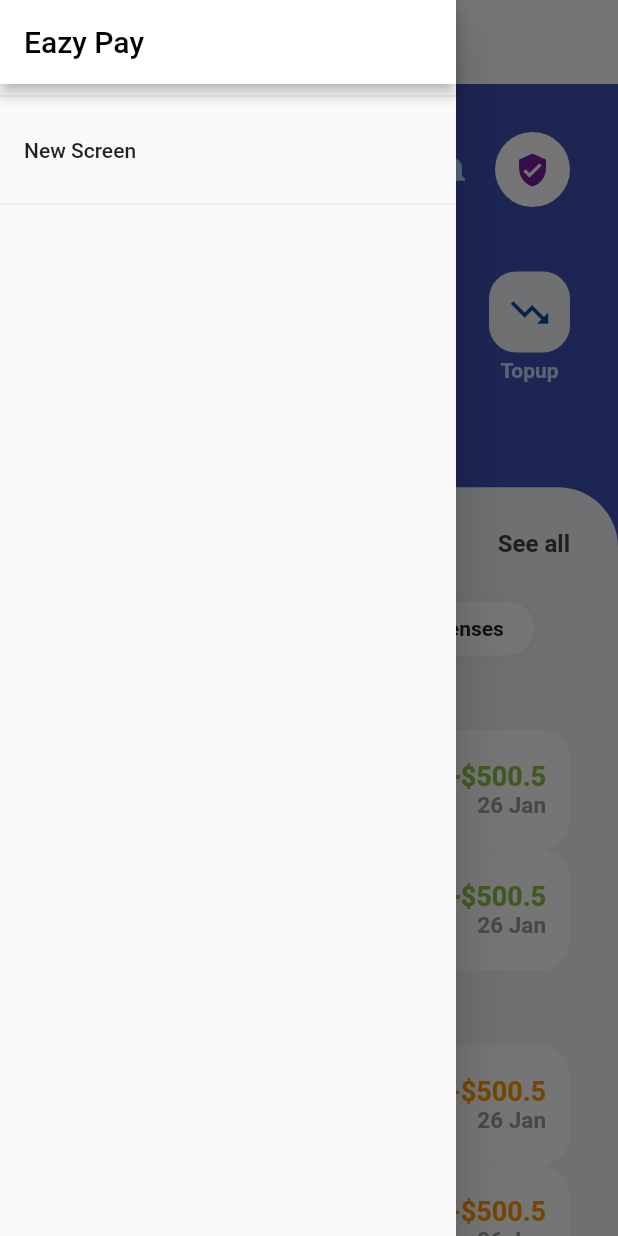
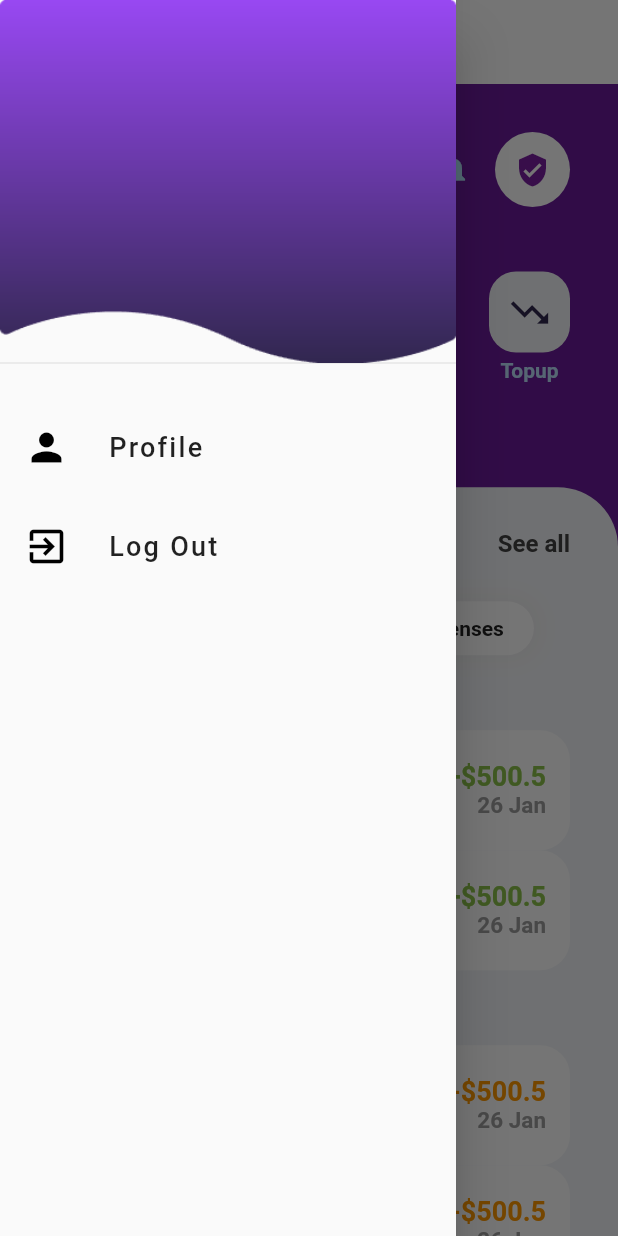
Before and after one commit to ashwinikumar01/Eazy-Pay, a Flutter app: the HomeScreen screen opened directly, with the side drawer open, on a phone screen of 412 x 824 dp. Run offline on Flutter 3.47's test engine with Material 2 defaults, Android fonts, the phone set to English and light mode, and no system bars; our stand-ins replace intl_phone_number_input, simple_animations; missing offline and left inert: pin_entry_text_field.

Commit message:
improved homepage ui

```diff
--- a/eazy_pay/lib/Screens/login_page.dart
+++ b/eazy_pay/lib/Screens/login_page.dart
@@ -85,7 +85,7 @@ class Login extends StatelessWidget {
                                       InternationalPhoneNumberInput(
                                     errorMessage: "Invalid Phone Number",
                                     spaceBetweenSelectorAndTextField: 0,
-                                    autoFocus: true,
+
                                     onInputChanged: (PhoneNumber number) {
                                       print(number.phoneNumber);
                                     },
--- a/eazy_pay/lib/Screens/profile_page.dart
+++ b/eazy_pay/lib/Screens/profile_page.dart
@@ -35,7 +35,9 @@ class Profile extends StatelessWidget {
         backgroundColor: Colors.purple[800],
         leading: IconButton(
           icon: Icon(Icons.arrow_back),
-          onPressed: () {},
+          onPressed: () {
+            Navigator.pop(context);
+          },
         ),
       ),
       body: Stack(
--- a/eazy_pay/lib/main.dart
+++ b/eazy_pay/lib/main.dart
@@ -17,7 +17,7 @@ class MyApp extends StatelessWidget {
       theme: ThemeData(
         primarySwatch: Colors.purple,
       ),
-      home: Signup(),
+      home: HomeScreen(),
     );
   }
 }
--- a/eazy_pay/lib/screens/home_screen.dart
+++ b/eazy_pay/lib/screens/home_screen.dart
@@ -13,7 +13,7 @@ class HomeScreen extends StatelessWidget {
       drawer: AppDrawer(),
       body: SafeArea(
         child: Container(
-          color: Colors.indigo,
+          color: Colors.purple[800],
           height: MediaQuery.of(context).size.height,
           width: double.infinity,
           child: Stack(
@@ -82,7 +82,7 @@ class HomeScreen extends StatelessWidget {
                                         BorderRadius.all(Radius.circular(18))),
                                 child: Icon(
                                   Icons.date_range,
-                                  color: Colors.blue[900],
+                                  color: Color.fromRGBO(49, 39, 79, 1),
                                   size: 30,
                                 ),
                                 padding: EdgeInsets.all(12),
@@ -110,7 +110,7 @@ class HomeScreen extends StatelessWidget {
                                         BorderRadius.all(Radius.circular(18))),
                                 child: Icon(
                                   Icons.public,
-                                  color: Colors.blue[900],
+                                  color: Color.fromRGBO(49, 39, 79, 1),
                                   size: 30,
                                 ),
                                 padding: EdgeInsets.all(12),
@@ -138,7 +138,7 @@ class HomeScreen extends StatelessWidget {
                                         BorderRadius.all(Radius.circular(18))),
                                 child: Icon(
                                   Icons.trending_down,
-                                  color: Colors.blue[900],
+                                  color: Color.fromRGBO(49, 39, 79, 1),
                                   size: 30,
                                 ),
                                 padding: EdgeInsets.all(12),
--- a/eazy_pay/lib/widgets/app_drawer.dart
+++ b/eazy_pay/lib/widgets/app_drawer.dart
@@ -1,10 +1,12 @@
+import 'package:eazy_pay/Screens/profile_page.dart';
 import 'package:flutter/material.dart';
 
 class AppDrawer extends StatelessWidget {
   @override
   Widget build(BuildContext context) {
     return Drawer(
-      child: SingleChildScrollView(
+      child:
+          /*SingleChildScrollView(
         child: Column(
           children: <Widget>[
             AppBar(
@@ -19,12 +21,58 @@ class AppDrawer extends StatelessWidget {
             ),
             Divider(),
             ListTile(
-              title: Text('New Screen'),
-              onTap: () {},
+              title: Text('Profile'),
+              onTap: () {
+                Navigator.push(context,
+                    MaterialPageRoute(builder: (context) => Profile()));
+              },
             ),
             Divider(),
           ],
         ),
+      ),*/
+          ListView(
+        padding: EdgeInsets.zero,
+        children: [
+          Container(
+            height: 250.0,
+            child: DrawerHeader(
+              decoration: BoxDecoration(
+                  image: DecorationImage(
+                image: AssetImage("assets/images/background.PNG"),
+                fit: BoxFit.fill,
+              )),
+            ),
+          ),
+          SizedBox(height: 20.0),
+          ListTile(
+            onTap: () {
+              Navigator.push(
+                  context, MaterialPageRoute(builder: (context) => Profile()));
+            },
+            title: Text("Profile",
+                style: TextStyle(
+                  fontSize: 18.0,
+                  letterSpacing: 1.5,
+                )),
+            leading: Icon(Icons.person, color: Colors.black, size: 30.0),
+          ),
+          SizedBox(
+            height: 10.0,
+          ),
+          ListTile(
+            onTap: () {
+              Navigator.push(
+                  context, MaterialPageRoute(builder: (context) => Profile()));
+            },
+            title: Text("Log Out",
+                style: TextStyle(
+                  fontSize: 18.0,
+                  letterSpacing: 1.5,
+                )),
+            leading: Icon(Icons.exit_to_app, color: Colors.black, size: 30.0),
+          ),
+        ],
       ),
     );
   }
```
